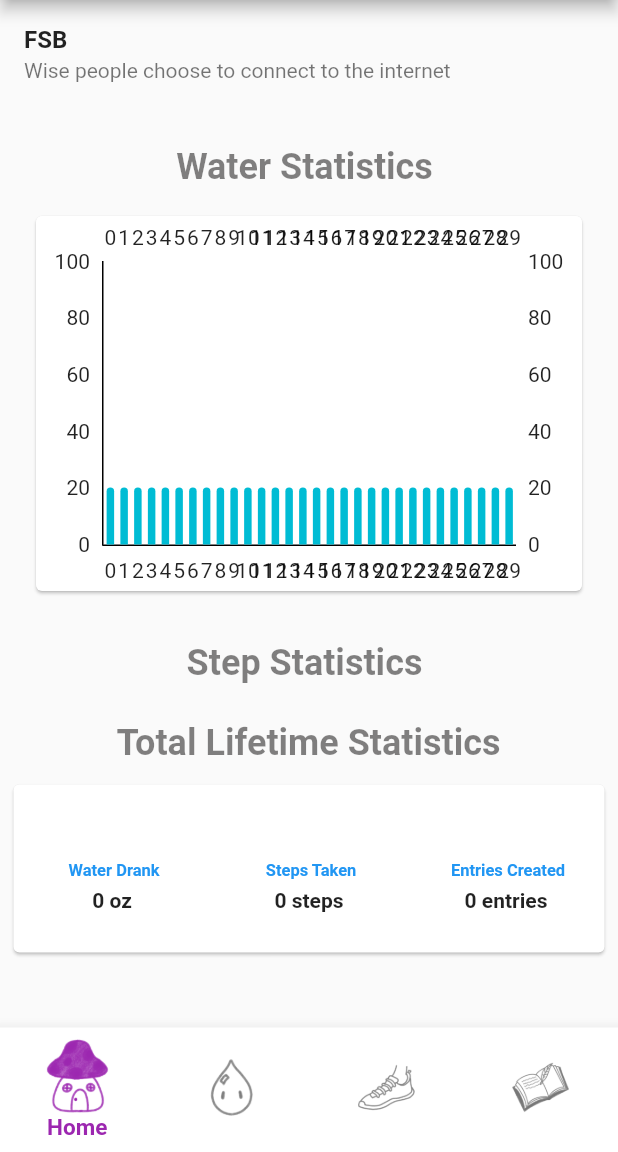
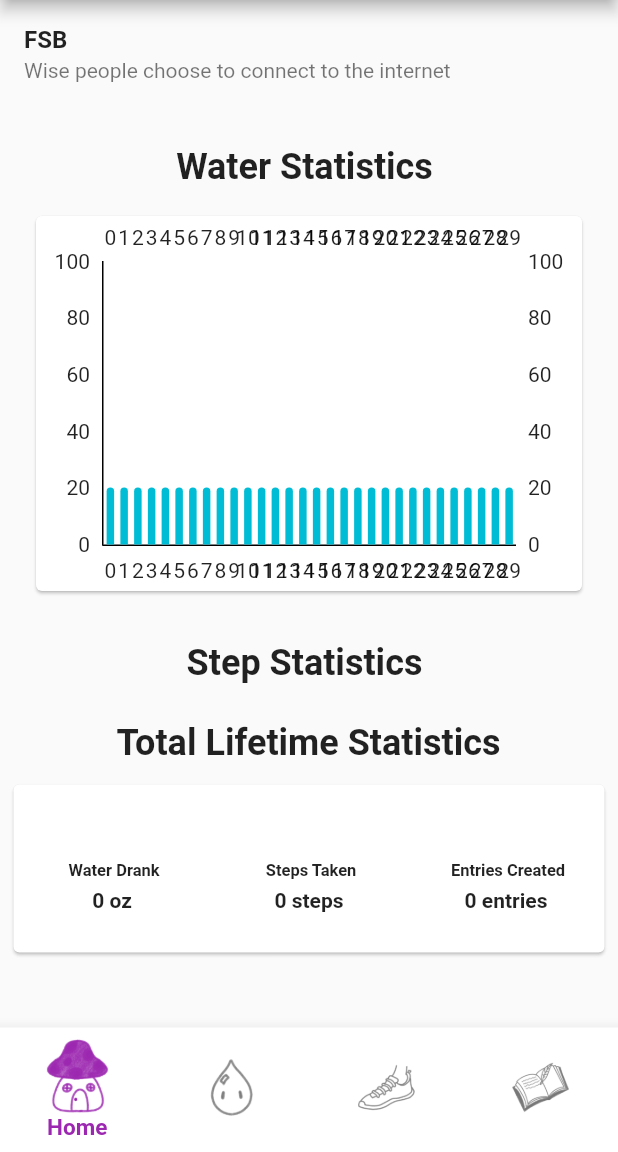
Before and after one commit to 115a-project/MicroMe, a Flutter app: the screen it shows after launch, on a phone screen of 412 x 824 dp, the part 84-1236 px from its top. Run offline on Flutter 3.47's test engine with Material 2 defaults, Android fonts, the phone set to English and light mode, and no system bars; drawn by our look-alikes of fl_chart; our stand-ins replace flutter_local_notifications, page_transition, percent_indicator, pie_chart, settings_ui, shared_preferences and 2 more; missing offline and left inert: about; accounts and stored records are empty; network calls fail.

Commit message:
text fixed

```diff
--- a/testing/lib/Pages/homepage_page.dart
+++ b/testing/lib/Pages/homepage_page.dart
@@ -149,7 +149,7 @@ class _HomeState extends State<Home> {
                 ),
                 Container(
                   margin: const EdgeInsets.all(5),
-                  child: const Text("Water Statistics ", style: TextStyle(color: Color.fromARGB(126, 1, 0, 0), fontWeight: FontWeight.bold, fontSize: 24),),
+                  child: const Text("Water Statistics ", style: TextStyle(fontWeight: FontWeight.bold, fontSize: 24),),
                 ),
                 /**
                  * Dynamic chart to track steps of water
@@ -194,12 +194,12 @@ class _HomeState extends State<Home> {
                 /* Statistics for Steps */
                 Container(
                   margin: const EdgeInsets.all(20),
-                  child: const Text("Step Statistics ", style: TextStyle(color: Color.fromARGB(126, 1, 0, 0), fontWeight: FontWeight.bold, fontSize: 24),),
+                  child: const Text("Step Statistics ", style: TextStyle(fontWeight: FontWeight.bold, fontSize: 24),),
                 ),
 
                 Container(
                   margin: const EdgeInsets.all(5),
-                  child: const Text(" Total Lifetime Statistics ", style: TextStyle(color: Color.fromARGB(126, 1, 0, 0), fontWeight: FontWeight.bold, fontSize: 24), ),
+                  child: const Text(" Total Lifetime Statistics ", style: TextStyle(fontWeight: FontWeight.bold, fontSize: 24), ),
                 ),
                 /*
                   Holds lifetime statistics
@@ -221,7 +221,7 @@ class _HomeState extends State<Home> {
                             children: <Widget> [
                               Container(
                                 margin: const EdgeInsets.all(5),
-                                child: const Text(" Water Drank ",style: TextStyle(fontSize:11, fontWeight: FontWeight.bold, color: Colors.blue ),textAlign: TextAlign.center),
+                                child: const Text(" Water Drank ",style: TextStyle(fontSize:11, fontWeight: FontWeight.bold),textAlign: TextAlign.center),
                               ),
                               Container(
                                 child: Text( validOutputChecker(waterTotalAmount) + " oz", style: const TextStyle(fontWeight: FontWeight.bold), textAlign: TextAlign.center, ),
@@ -233,7 +233,7 @@ class _HomeState extends State<Home> {
                             children: <Widget> [
                               Container(
                                 margin: const EdgeInsets.all(5),
-                                child: const Text(" Steps Taken ",style: TextStyle(fontSize:11, fontWeight: FontWeight.bold, color: Colors.blue ), textAlign: TextAlign.center),
+                                child: const Text(" Steps Taken ",style: TextStyle(fontSize:11, fontWeight: FontWeight.bold), textAlign: TextAlign.center),
                               ),
                               Container(
                                 child: Text( validOutputChecker(stepTotalAmount) + " steps", style: const TextStyle(fontWeight: FontWeight.bold), textAlign: TextAlign.center, ),
@@ -245,7 +245,7 @@ class _HomeState extends State<Home> {
                             children: <Widget> [
                               Container(
                                 margin: const EdgeInsets.all(5),
-                                child: const Text(" Entries Created ",style: TextStyle(fontSize:11, fontWeight: FontWeight.bold, color: Colors.blue ),textAlign: TextAlign.center),
+                                child: const Text(" Entries Created ",style: TextStyle(fontSize:11, fontWeight: FontWeight.bold),textAlign: TextAlign.center),
                               ),
                               Container(
                                 child: Text( validOutputChecker(journalTotalEntries) + " entries", style: const TextStyle(fontWeight: FontWeight.bold), textAlign: TextAlign.center, )
```
